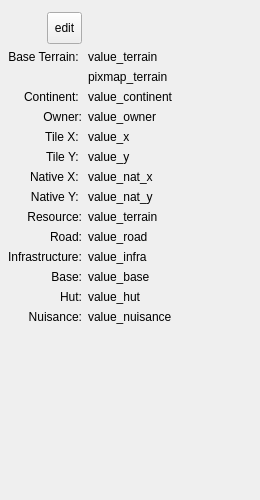
The window that client/editor/tool_tile.ui (longturn/freeciv21) describes before a commit, drawn with Qt 5.
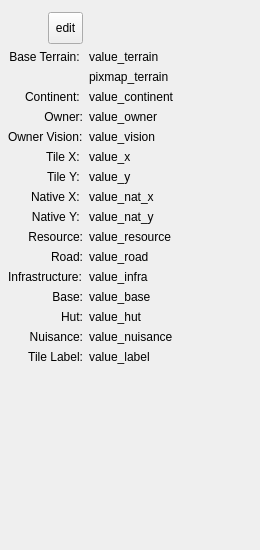
The same window after the commit.

Commit message: Map Editor: Complete Step 1 This patch completes population all properties of a tile from the editor.

What changed in the file:
```diff
--- a/client/editor/tool_tile.ui
+++ b/client/editor/tool_tile.ui
@@ -7,11 +7,11 @@
     <x>0</x>
     <y>0</y>
     <width>260</width>
-    <height>500</height>
+    <height>550</height>
    </rect>
   </property>
   <property name="sizePolicy">
-   <sizepolicy hsizetype="Maximum" vsizetype="Maximum">
+   <sizepolicy hsizetype="Maximum" vsizetype="Expanding">
     <horstretch>0</horstretch>
     <verstretch>0</verstretch>
    </sizepolicy>
@@ -19,7 +19,7 @@
   <property name="maximumSize">
    <size>
     <width>260</width>
-    <height>500</height>
+    <height>550</height>
    </size>
   </property>
   <property name="windowTitle">
@@ -31,10 +31,13 @@
      <x>0</x>
      <y>10</y>
      <width>260</width>
-     <height>500</height>
+     <height>541</height>
     </rect>
    </property>
    <layout class="QGridLayout" name="gridLayout">
+    <property name="sizeConstraint">
+     <enum>QLayout::SizeConstraint::SetNoConstraint</enum>
+    </property>
     <property name="leftMargin">
      <number>8</number>
     </property>
@@ -47,17 +50,27 @@
     <property name="bottomMargin">
      <number>2</number>
     </property>
-    <item row="8" column="0">
-     <widget class="QLabel" name="label_nat_y">
+    <item row="3" column="0">
+     <widget class="QLabel" name="label_continent">
       <property name="text">
-       <string>Native Y: </string>
+       <string>Continent: </string>
       </property>
       <property name="alignment">
        <set>Qt::AlignRight|Qt::AlignTrailing|Qt::AlignVCenter</set>
       </property>
      </widget>
     </item>
-    <item row="6" column="0">
+    <item row="13" column="0">
+     <widget class="QLabel" name="label_base">
+      <property name="text">
+       <string>Base:</string>
+      </property>
+      <property name="alignment">
+       <set>Qt::AlignmentFlag::AlignRight|Qt::AlignmentFlag::AlignTrailing|Qt::AlignmentFlag::AlignVCenter</set>
+      </property>
+     </widget>
+    </item>
+    <item row="7" column="0">
      <widget class="QLabel" name="label_y">
       <property name="text">
        <string>Tile Y: </string>
@@ -67,7 +80,51 @@
       </property>
      </widget>
     </item>
-    <item row="15" column="0">
+    <item row="3" column="1">
+     <widget class="QLabel" name="value_continent">
+      <property name="text">
+       <string>value_continent</string>
+      </property>
+     </widget>
+    </item>
+    <item row="1" column="0">
+     <widget class="QLabel" name="label_terrain">
+      <property name="text">
+       <string>Base Terrain: </string>
+      </property>
+      <property name="textFormat">
+       <enum>Qt::TextFormat::AutoText</enum>
+      </property>
+      <property name="alignment">
+       <set>Qt::AlignmentFlag::AlignRight|Qt::AlignmentFlag::AlignTrailing|Qt::AlignmentFlag::AlignVCenter</set>
+      </property>
+     </widget>
+    </item>
+    <item row="13" column="1">
+     <widget class="QLabel" name="value_base">
+      <property name="text">
+       <string>value_base</string>
+      </property>
+     </widget>
+    </item>
+    <item row="4" column="1">
+     <widget class="QLabel" name="value_owner">
+      <property name="text">
+       <string>value_owner</string>
+      </property>
+     </widget>
+    </item>
+    <item row="14" column="0">
+     <widget class="QLabel" name="label_hut">
+      <property name="text">
+       <string>Hut:</string>
+      </property>
+      <property name="alignment">
+       <set>Qt::AlignmentFlag::AlignRight|Qt::AlignmentFlag::AlignTrailing|Qt::AlignmentFlag::AlignVCenter</set>
+      </property>
+     </widget>
+    </item>
+    <item row="17" column="0">
      <spacer name="verticalSpacer">
       <property name="orientation">
        <enum>Qt::Vertical</enum>
@@ -80,37 +137,23 @@
       </property>
      </spacer>
     </item>
-    <item row="4" column="0">
-     <widget class="QLabel" name="label_owner">
+    <item row="6" column="0">
+     <widget class="QLabel" name="label_x">
       <property name="text">
-       <string>Owner:</string>
+       <string>Tile X: </string>
       </property>
       <property name="alignment">
        <set>Qt::AlignRight|Qt::AlignTrailing|Qt::AlignVCenter</set>
       </property>
      </widget>
     </item>
-    <item row="11" column="0">
-     <widget class="QLabel" name="label_infra">
+    <item row="9" column="0">
+     <widget class="QLabel" name="label_nat_y">
       <property name="text">
-       <string>Infrastructure:</string>
+       <string>Native Y: </string>
       </property>
-     </widget>
-    </item>
-    <item row="10" column="0">
-     <widget class="QLabel" name="label_road">
-      <property name="text">
-       <string>Road:</string>
-      </property>
       <property name="alignment">
-       <set>Qt::AlignRight|Qt::AlignTrailing|Qt::AlignVCenter</set>
-      </property>
-     </widget>
-    </item>
-    <item row="14" column="1">
-     <widget class="QLabel" name="value_nuisance">
-      <property name="text">
-       <string>value_nuisance</string>
+       <set>Qt::AlignmentFlag::AlignRight|Qt::AlignmentFlag::AlignTrailing|Qt::AlignmentFlag::AlignVCenter</set>
       </property>
      </widget>
     </item>
@@ -130,21 +173,17 @@
       </property>
      </widget>
     </item>
-    <item row="7" column="1">
-     <widget class="QLabel" name="value_nat_x">
+    <item row="16" column="0">
+     <widget class="QLabel" name="label_tile_label">
       <property name="text">
-       <string>value_nat_x</string>
+       <string>Tile Label:</string>
       </property>
-     </widget>
-    </item>
-    <item row="2" column="1">
-     <widget class="QLabel" name="pixmap_terrain">
-      <property name="text">
-       <string>pixmap_terrain</string>
+      <property name="alignment">
+       <set>Qt::AlignmentFlag::AlignRight|Qt::AlignmentFlag::AlignTrailing|Qt::AlignmentFlag::AlignVCenter</set>
       </property>
      </widget>
     </item>
-    <item row="7" column="0">
+    <item row="8" column="0">
      <widget class="QLabel" name="label_nat_x">
       <property name="text">
        <string>Native X: </string>
@@ -154,129 +193,136 @@
       </property>
      </widget>
     </item>
-    <item row="5" column="1">
-     <widget class="QLabel" name="value_x">
+    <item row="15" column="0">
+     <widget class="QLabel" name="label_nuisance">
       <property name="text">
-       <string>value_x</string>
+       <string>Nuisance:</string>
       </property>
+      <property name="alignment">
+       <set>Qt::AlignmentFlag::AlignRight|Qt::AlignmentFlag::AlignTrailing|Qt::AlignmentFlag::AlignVCenter</set>
+      </property>
      </widget>
     </item>
-    <item row="9" column="1">
-     <widget class="QLabel" name="value_resource">
+    <item row="10" column="0">
+     <widget class="QLabel" name="label_resource">
       <property name="text">
-       <string>value_terrain</string>
+       <string>Resource:</string>
       </property>
+      <property name="alignment">
+       <set>Qt::AlignmentFlag::AlignRight|Qt::AlignmentFlag::AlignTrailing|Qt::AlignmentFlag::AlignVCenter</set>
+      </property>
      </widget>
     </item>
-    <item row="10" column="1">
+    <item row="11" column="0">
+     <widget class="QLabel" name="label_road">
+      <property name="text">
+       <string>Road:</string>
+      </property>
+      <property name="alignment">
+       <set>Qt::AlignmentFlag::AlignRight|Qt::AlignmentFlag::AlignTrailing|Qt::AlignmentFlag::AlignVCenter</set>
+      </property>
+     </widget>
+    </item>
+    <item row="11" column="1">
      <widget class="QLabel" name="value_road">
       <property name="text">
        <string>value_road</string>
       </property>
      </widget>
     </item>
-    <item row="8" column="1">
+    <item row="9" column="1">
      <widget class="QLabel" name="value_nat_y">
       <property name="text">
        <string>value_nat_y</string>
       </property>
      </widget>
     </item>
-    <item row="12" column="1">
-     <widget class="QLabel" name="value_base">
-      <property name="text">
-       <string>value_base</string>
-      </property>
-     </widget>
-    </item>
-    <item row="6" column="1">
+    <item row="7" column="1">
      <widget class="QLabel" name="value_y">
       <property name="text">
        <string>value_y</string>
       </property>
      </widget>
     </item>
-    <item row="5" column="0">
-     <widget class="QLabel" name="label_x">
+    <item row="14" column="1">
+     <widget class="QLabel" name="value_hut">
       <property name="text">
-       <string>Tile X: </string>
+       <string>value_hut</string>
       </property>
-      <property name="alignment">
-       <set>Qt::AlignRight|Qt::AlignTrailing|Qt::AlignVCenter</set>
+     </widget>
+    </item>
+    <item row="2" column="1">
+     <widget class="QLabel" name="pixmap_terrain">
+      <property name="text">
+       <string>pixmap_terrain</string>
       </property>
      </widget>
     </item>
-    <item row="4" column="1">
-     <widget class="QLabel" name="value_owner">
+    <item row="15" column="1">
+     <widget class="QLabel" name="value_nuisance">
       <property name="text">
-       <string>value_owner</string>
+       <string>value_nuisance</string>
       </property>
      </widget>
     </item>
-    <item row="11" column="1">
+    <item row="12" column="1">
      <widget class="QLabel" name="value_infra">
       <property name="text">
        <string>value_infra</string>
       </property>
      </widget>
     </item>
-    <item row="3" column="1">
-     <widget class="QLabel" name="value_continent">
-      <property name="text">
-       <string>value_continent</string>
-      </property>
-     </widget>
-    </item>
-    <item row="14" column="0">
-     <widget class="QLabel" name="label_nuisance">
-      <property name="text">
-       <string>Nuisance:</string>
-      </property>
-      <property name="alignment">
-       <set>Qt::AlignRight|Qt::AlignTrailing|Qt::AlignVCenter</set>
-      </property>
-     </widget>
-    </item>
-    <item row="9" column="0">
-     <widget class="QLabel" name="label_resource">
-      <property name="text">
-       <string>Resource:</string>
-      </property>
-      <property name="alignment">
-       <set>Qt::AlignRight|Qt::AlignTrailing|Qt::AlignVCenter</set>
-      </property>
-     </widget>
-    </item>
-    <item row="1" column="0">
-     <widget class="QLabel" name="label_terrain">
-      <property name="text">
-       <string>Base Terrain: </string>
-      </property>
-      <property name="textFormat">
-       <enum>Qt::AutoText</enum>
-      </property>
-      <property name="alignment">
-       <set>Qt::AlignRight|Qt::AlignTrailing|Qt::AlignVCenter</set>
-      </property>
-     </widget>
-    </item>
     <item row="12" column="0">
-     <widget class="QLabel" name="label_base">
+     <widget class="QLabel" name="label_infra">
       <property name="text">
-       <string>Base:</string>
+       <string>Infrastructure:</string>
       </property>
+     </widget>
+    </item>
+    <item row="4" column="0">
+     <widget class="QLabel" name="label_owner">
+      <property name="text">
+       <string>Owner:</string>
+      </property>
       <property name="alignment">
        <set>Qt::AlignRight|Qt::AlignTrailing|Qt::AlignVCenter</set>
       </property>
      </widget>
     </item>
-    <item row="3" column="0">
-     <widget class="QLabel" name="label_continent">
+    <item row="10" column="1">
+     <widget class="QLabel" name="value_resource">
       <property name="text">
-       <string>Continent: </string>
+       <string>value_resource</string>
       </property>
-      <property name="alignment">
-       <set>Qt::AlignRight|Qt::AlignTrailing|Qt::AlignVCenter</set>
+      <property name="textFormat">
+       <enum>Qt::TextFormat::RichText</enum>
+      </property>
+      <property name="wordWrap">
+       <bool>true</bool>
+      </property>
+      <property name="textInteractionFlags">
+       <set>Qt::TextInteractionFlag::TextBrowserInteraction</set>
+      </property>
+     </widget>
+    </item>
+    <item row="16" column="1">
+     <widget class="QLabel" name="value_tile_label">
+      <property name="text">
+       <string>value_label</string>
+      </property>
+     </widget>
+    </item>
+    <item row="6" column="1">
+     <widget class="QLabel" name="value_x">
+      <property name="text">
+       <string>value_x</string>
+      </property>
+     </widget>
+    </item>
+    <item row="8" column="1">
+     <widget class="QLabel" name="value_nat_x">
+      <property name="text">
+       <string>value_nat_x</string>
       </property>
      </widget>
     </item>
@@ -285,22 +331,34 @@
       <property name="text">
        <string>value_terrain</string>
       </property>
+      <property name="textFormat">
+       <enum>Qt::TextFormat::RichText</enum>
+      </property>
+      <property name="wordWrap">
+       <bool>true</bool>
+      </property>
+      <property name="textInteractionFlags">
+       <set>Qt::TextInteractionFlag::TextBrowserInteraction</set>
+      </property>
      </widget>
     </item>
-    <item row="13" column="0">
-     <widget class="QLabel" name="label_hut">
+    <item row="5" column="0">
+     <widget class="QLabel" name="label_owner_vision">
       <property name="text">
-       <string>Hut:</string>
+       <string>Owner Vision:</string>
       </property>
       <property name="alignment">
-       <set>Qt::AlignRight|Qt::AlignTrailing|Qt::AlignVCenter</set>
+       <set>Qt::AlignmentFlag::AlignLeading|Qt::AlignmentFlag::AlignLeft|Qt::AlignmentFlag::AlignTop</set>
       </property>
      </widget>
     </item>
-    <item row="13" column="1">
-     <widget class="QLabel" name="value_hut">
+    <item row="5" column="1">
+     <widget class="QLabel" name="value_vision">
       <property name="text">
-       <string>value_hut</string>
+       <string>value_vision</string>
+      </property>
+      <property name="wordWrap">
+       <bool>true</bool>
       </property>
      </widget>
     </item>
```
Left out of the diff: 14 changed lines with no effect on the pictures. The commit also changes 3 other files.
